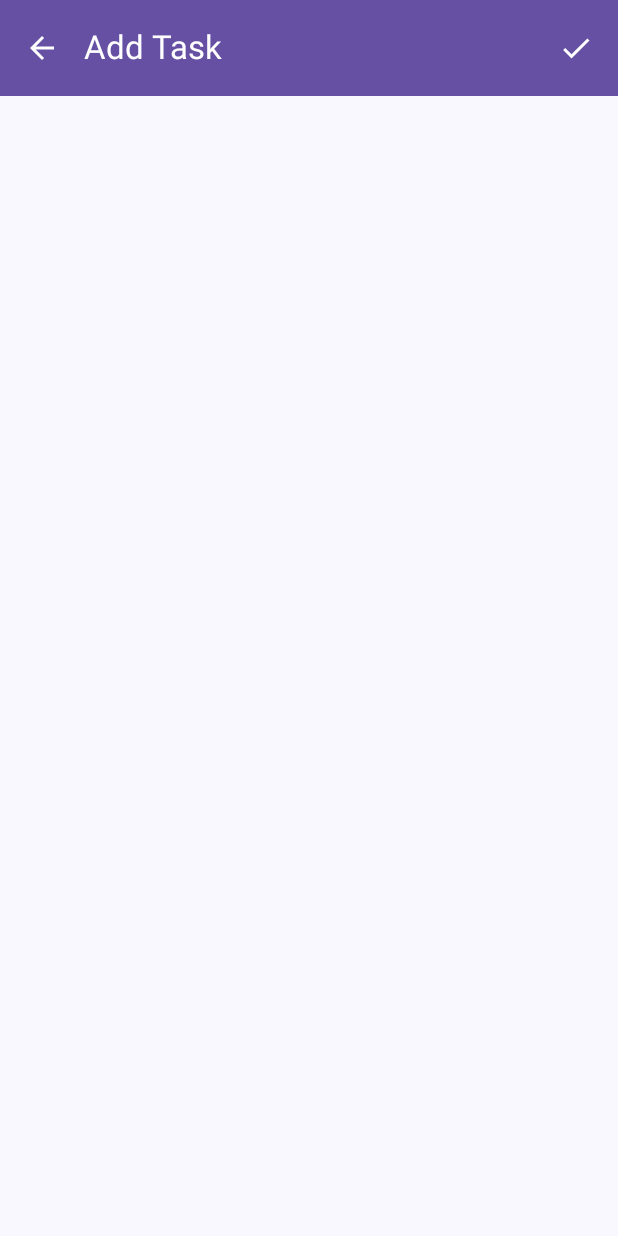
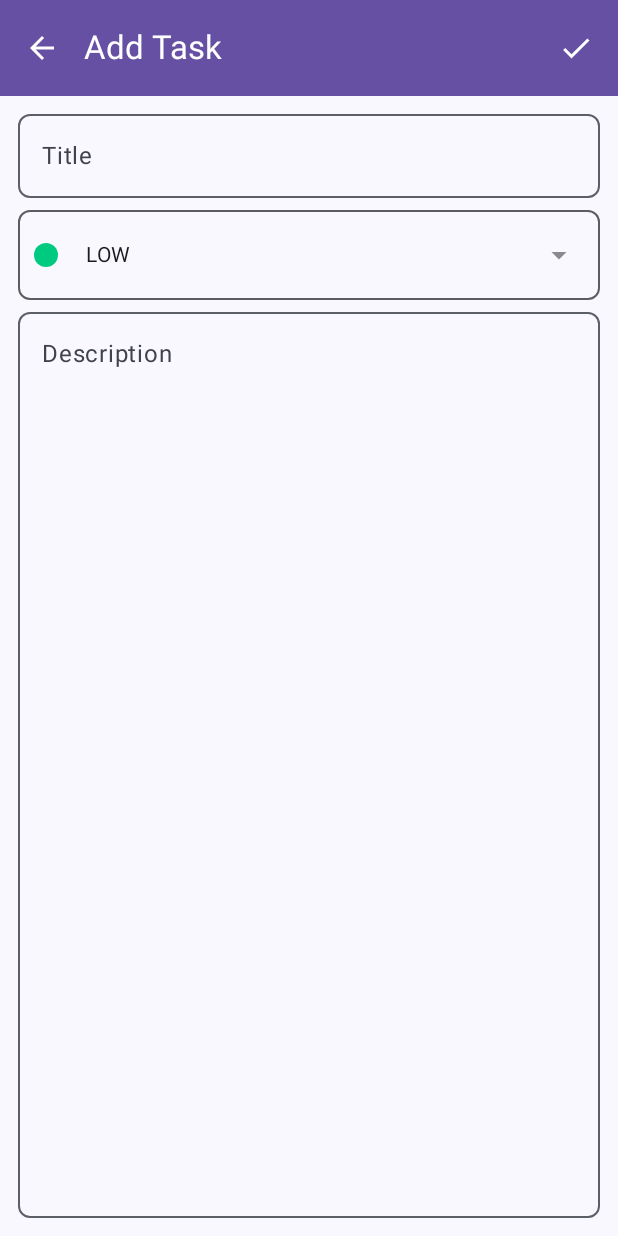
Before and after one commit to psycura/todo_jetpack_compose, an Android app built with Jetpack Compose: the composable TaskScreen called with empty values, on a phone screen of 412 x 824 dp. Run offline under Robolectric (Android 15) with nearby library versions, the phone set to English and light mode, and no system bars.

Commit message:
task content done

```diff
--- a/app/src/main/java/com/example/to_docompose/components/PriorityDropdown.kt
+++ b/app/src/main/java/com/example/to_docompose/components/PriorityDropdown.kt
@@ -2,6 +2,7 @@ package com.example.to_docompose.components
 
 import androidx.compose.animation.core.animateFloatAsState
 import androidx.compose.foundation.Canvas
+import androidx.compose.foundation.background
 import androidx.compose.foundation.border
 import androidx.compose.foundation.clickable
 import androidx.compose.foundation.layout.Row
@@ -37,7 +38,8 @@ import com.example.to_docompose.ui.theme.PRIORITY_INDICATOR_SIZE
 @Composable
 fun PriorityDropdown(
     priority: Priority,
-    onPrioritySelected: (Priority) -> Unit
+    onPrioritySelected: (Priority) -> Unit,
+    modifier: Modifier = Modifier
 ) {
     var expanded by remember { mutableStateOf(false) }
     val angle: Float by animateFloatAsState(
@@ -47,13 +49,13 @@ fun PriorityDropdown(
 
 
     Row(
-        modifier = Modifier
+        modifier = modifier
             .fillMaxWidth()
             .height(PRIORITY_DROP_DOWN_HEIGHT)
             .clickable { expanded = !expanded }
             .border(
                 width = 1.dp,
-                color = MaterialTheme.colorScheme.onSurface.copy(alpha = 0.38f),
+                color = MaterialTheme.colorScheme.onSurface.copy(alpha = 0.7f),
                 shape = MaterialTheme.shapes.small
             ),
         verticalAlignment = Alignment.CenterVertically,
@@ -86,7 +88,9 @@ fun PriorityDropdown(
         }
 
         DropdownMenu(
-            modifier = Modifier.fillMaxWidth(),
+            modifier = Modifier
+                .fillMaxWidth(fraction = 0.94f)
+                .background(MaterialTheme.colorScheme.background),
             expanded = expanded,
             onDismissRequest = { expanded = false }) {
             DropdownPriorityItem(
--- /dev/null
+++ b/app/src/main/java/com/example/to_docompose/ui/screens/task/TaskContent.kt
@@ -0,0 +1,74 @@
+package com.example.to_docompose.ui.screens.task
+
+import androidx.compose.foundation.background
+import androidx.compose.foundation.layout.Column
+import androidx.compose.foundation.layout.fillMaxSize
+import androidx.compose.foundation.layout.fillMaxWidth
+import androidx.compose.foundation.layout.padding
+import androidx.compose.material3.MaterialTheme
+import androidx.compose.material3.OutlinedTextField
+import androidx.compose.material3.Text
+import androidx.compose.runtime.Composable
+import androidx.compose.ui.Modifier
+import androidx.compose.ui.res.stringResource
+import androidx.compose.ui.tooling.preview.Preview
+import com.example.to_docompose.R
+import com.example.to_docompose.components.PriorityDropdown
+import com.example.to_docompose.data.models.Priority
+import com.example.to_docompose.ui.theme.LARGE_PADDING
+import com.example.to_docompose.ui.theme.MEDIUM_PADDING
+
+@Composable
+fun TaskContent(
+    title: String,
+    onTitleChange: (String) -> Unit,
+    description: String,
+    onDescriptionChange: (String) -> Unit,
+    priority: Priority,
+    onPrioritySelected: (Priority) -> Unit,
+    modifier: Modifier = Modifier
+) {
+    Column(
+        modifier = modifier
+            .fillMaxSize()
+            .background(MaterialTheme.colorScheme.background)
+            .padding(all = LARGE_PADDING)
+    ) {
+        OutlinedTextField(
+            modifier = Modifier.fillMaxWidth(),
+            value = title,
+            onValueChange = { onTitleChange(it) },
+            placeholder = { Text(text = stringResource(R.string.title)) },
+            textStyle = MaterialTheme.typography.bodyLarge,
+            singleLine = true,
+            shape = MaterialTheme.shapes.small
+        )
+        PriorityDropdown(
+            priority = priority,
+            onPrioritySelected = onPrioritySelected,
+            modifier = Modifier.padding(vertical = MEDIUM_PADDING)
+        )
+        OutlinedTextField(
+            modifier = Modifier.fillMaxSize(),
+            value = description,
+            onValueChange = { onDescriptionChange(it) },
+            placeholder = { Text(text = stringResource(R.string.description)) },
+            textStyle = MaterialTheme.typography.bodyLarge,
+            shape = MaterialTheme.shapes.small
+        )
+    }
+
+}
+
+@Composable
+@Preview()
+fun TaskContentPreview() {
+    TaskContent(
+        title = "Title",
+        onTitleChange = {},
+        description = "Description",
+        onDescriptionChange = {},
+        priority = Priority.LOW,
+        onPrioritySelected = {}
+    )
+}
--- a/app/src/main/java/com/example/to_docompose/ui/screens/task/TaskScreen.kt
+++ b/app/src/main/java/com/example/to_docompose/ui/screens/task/TaskScreen.kt
@@ -1,7 +1,11 @@
 package com.example.to_docompose.ui.screens.task
 
+import androidx.compose.foundation.layout.padding
 import androidx.compose.material3.Scaffold
 import androidx.compose.runtime.Composable
+import androidx.compose.ui.Modifier
+import androidx.compose.ui.tooling.preview.Preview
+import com.example.to_docompose.data.models.Priority
 import com.example.to_docompose.data.models.ToDoTask
 import com.example.to_docompose.util.Action
 
@@ -17,6 +21,26 @@ fun TaskScreen(
                 selectedTask = selectedTask
             )
         },
-        content = { it }
+        content = { innerPadding ->
+            TaskContent(
+                title = selectedTask?.title ?: "",
+                onTitleChange = {},
+                description = selectedTask?.description ?: "",
+                onDescriptionChange = {},
+                priority = selectedTask?.priority ?: Priority.LOW,
+                onPrioritySelected = {},
+                modifier = Modifier.padding(innerPadding)
+            )
+        }
     )
 }
+
+@Composable
+@Preview
+fun TaskScreenPreview() {
+    TaskScreen(
+        navigateToListScreen = {},
+        selectedTask = null
+    )
+
+}
--- a/app/src/main/res/values/strings.xml
+++ b/app/src/main/res/values/strings.xml
@@ -14,4 +14,6 @@
     <string name="add_icon">Add icon</string>
     <string name="update_task">Update Task</string>
     <string name="drop_down_arrow">Drop Down icon</string>
+    <string name="title">Title</string>
+    <string name="description">Description</string>
 </resources>
```
